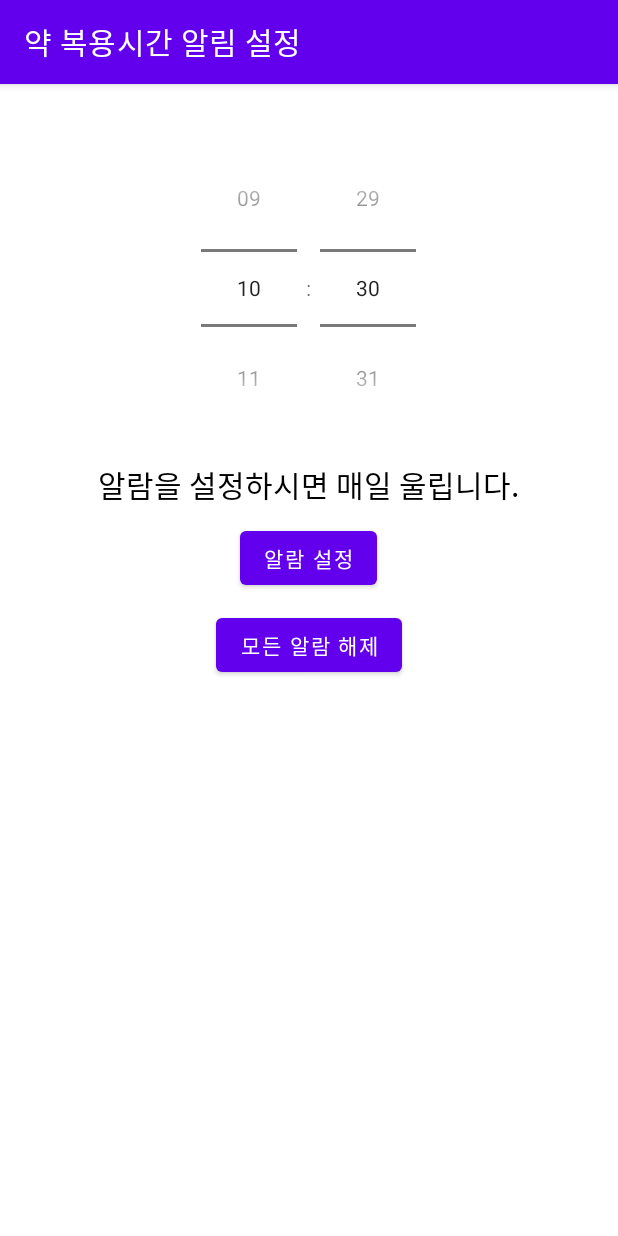
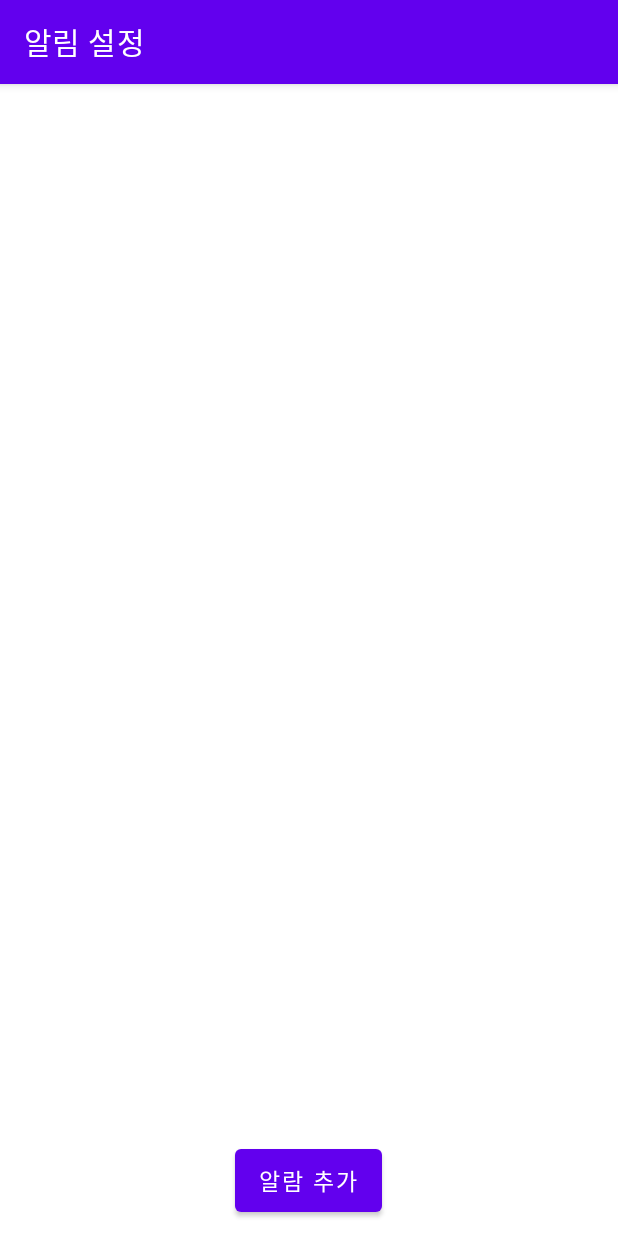
Before and after one commit to loonl/medi, an Android app: the AlarmActivity screen opened directly, with no data from a screen before it, on a phone screen of 412 x 824 dp. Run offline under Robolectric (Android 15) with nearby library versions, the phone set to English and light mode, and no system bars.

Commit message:
edit#5. alarm activity finish. almost finished project

```diff
--- a/app/src/main/java/com/example/medi/AlarmActivity.java
+++ b/app/src/main/java/com/example/medi/AlarmActivity.java
@@ -2,164 +2,76 @@ package com.example.medi;
 
 import android.app.AlarmManager;
 import android.app.PendingIntent;
+import android.app.TimePickerDialog;
 import android.content.ComponentName;
 import android.content.Context;
+import android.content.DialogInterface;
 import android.content.Intent;
 import android.content.SharedPreferences;
 import android.content.pm.PackageManager;
 import android.os.Build;
 import android.os.Bundle;
 import android.view.View;
+import android.widget.AdapterView;
 import android.widget.Button;
+import android.widget.ListView;
 import android.widget.Switch;
 import android.widget.TimePicker;
 import android.widget.Toast;
 
+import androidx.appcompat.app.AlertDialog;
 import androidx.appcompat.app.AppCompatActivity;
 
 import java.text.SimpleDateFormat;
+import java.util.ArrayList;
 import java.util.Calendar;
 import java.util.Date;
 import java.util.GregorianCalendar;
 import java.util.Locale;
 
 public class AlarmActivity extends AppCompatActivity {
-    private Button alarminitButton;
-    private Button alarmButton;
-    private Integer requestCode;
+    private ListView listviewAlarm;
+    private ListViewAdapter adapter;
+    private Button btnAlarmAdd;
 
     @Override
     protected void onCreate(Bundle savedInstanceState) {
         super.onCreate(savedInstanceState);
         setContentView(R.layout.activity_alarm);
+        setTitle("알림 설정");
 
-        final TimePicker picker = (TimePicker)findViewById(R.id.alarm_timepicker);
-        picker.setIs24HourView(true);
+        // 바인딩
+        ArrayList<ListViewItem> temp = m_PreferenceManager.getItemList(AlarmActivity.this, "key");
+        listviewAlarm = findViewById(R.id.listview_alarm);
+        adapter = new ListViewAdapter(temp);
+        listviewAlarm.setAdapter(adapter);
+        btnAlarmAdd = findViewById(R.id.btn_alarm_add);
 
-        setTitle("약 복용시간 알림 설정");
-
-        alarmButton = (Button)findViewById(R.id.alarm_button_set);
-        alarminitButton = (Button)findViewById(R.id.alarm_button_unset);
-        requestCode = m_PreferenceManager.getRequestCode(getApplicationContext());
-        //debug
-        //Toast.makeText(getApplicationContext(),"requestCode : " + requestCode, Toast.LENGTH_SHORT).show();
-
-        // 현재 시간으로 TimePicker 시간 초기화
-        Date currentTime = new Date(System.currentTimeMillis());
-        SimpleDateFormat HourFormat = new SimpleDateFormat("kk", Locale.getDefault());
-        SimpleDateFormat MinuteFormat = new SimpleDateFormat("mm", Locale.getDefault());
-
-
-        int pre_hour = Integer.parseInt(HourFormat.format(currentTime));
-        int pre_minute = Integer.parseInt(MinuteFormat.format(currentTime));
-
-        if (Build.VERSION.SDK_INT >= 23 ){
-            picker.setHour(pre_hour);
-            picker.setMinute(pre_minute);
-        }
-        else{
-            picker.setCurrentHour(pre_hour);
-            picker.setCurrentMinute(pre_minute);
-        }
-
-
-        // alarmButton onClick Handler
-        alarmButton.setOnClickListener(new View.OnClickListener() {
-            @Override
-            public void onClick(View arg0) {
-
-                int hour, hour_24, minute;
-                String am_pm;
-                if (Build.VERSION.SDK_INT >= 23 ){
-                    hour_24 = picker.getHour();
-                    minute = picker.getMinute();
-                }
-                else{
-                    hour_24 = picker.getCurrentHour();
-                    minute = picker.getCurrentMinute();
-                }
-                if(hour_24 > 12) {
-                    am_pm = "PM";
-                    hour = hour_24 - 12;
-                }
-                else
-                {
-                    hour = hour_24;
-                    am_pm="AM";
-                }
-
-                // 현재 지정된 시간으로 알람 시간 설정
-                Calendar calendar = Calendar.getInstance();
-                calendar.setTimeInMillis(System.currentTimeMillis());
-                calendar.set(Calendar.HOUR_OF_DAY, hour_24);
-                calendar.set(Calendar.MINUTE, minute);
-                calendar.set(Calendar.SECOND, 0);
-
-                // 이미 지난 시간을 지정했다면 다음날 같은 시간으로 설정
-                if (calendar.before(Calendar.getInstance())) {
-                    calendar.add(Calendar.DATE, 1);
-                }
-
-                Date currentDateTime = calendar.getTime();
-                String date_text = new SimpleDateFormat("yyyy년 MM월 dd일 a hh시 mm분 ", Locale.getDefault()).format(currentDateTime);
-                Toast.makeText(getApplicationContext(),date_text + "으로 알람이 설정되었습니다!", Toast.LENGTH_SHORT).show();
-
-                diaryNotification(calendar, requestCode);
-                requestCode++;
-            }
-
-        });
-
-        // alarminitButton onClick Handler
-        alarminitButton.setOnClickListener(new View.OnClickListener() {
+        // 버튼 클릭 이벤트
+        btnAlarmAdd.setOnClickListener(new View.OnClickListener() {
             @Override
             public void onClick(View view) {
-                AlarmManager alarmManager = (AlarmManager) getSystemService(Context.ALARM_SERVICE);
-                Intent alarmIntent = new Intent(getApplicationContext(), AlarmReceiver.class);
+                // timepickerdialog 띄워서 시간 설정 가능하게 해주기
+                TimePickerDialog timePickerDialog = new TimePickerDialog(AlarmActivity.this, android.R.style.Theme_Holo_Light_Dialog,
+                        new TimePickerDialog.OnTimeSetListener() {
+                            @Override
+                            public void onTimeSet(TimePicker view, int hourOfDay, int minute) {
+                                String hour, min;
+                                if (hourOfDay < 10)
+                                    hour = "0" + Integer.toString(hourOfDay);
+                                else
+                                    hour = Integer.toString(hourOfDay);
 
-                for (int i = 0; i < requestCode; i++) {
-                    PendingIntent pendingIntent = PendingIntent.getBroadcast(getApplicationContext(),
-                            i, alarmIntent, PendingIntent.FLAG_MUTABLE);
-                    alarmManager.cancel(pendingIntent);
-                }
-                requestCode = 0;
-                m_PreferenceManager.setRequestCode(getApplicationContext(), requestCode);
-                Toast.makeText(getApplicationContext(),"모든 알람이 해제되었습니다.", Toast.LENGTH_SHORT).show();
+                                if (minute < 10)
+                                    min = "0" + Integer.toString(minute);
+                                else
+                                    min = Integer.toString(minute);
 
+                                adapter.addItem(AlarmActivity.this, hour + " : " + min, false);
+                            }
+                        }, Calendar.getInstance().get(Calendar.HOUR_OF_DAY), Calendar.getInstance().get(Calendar.MINUTE), true);
+                timePickerDialog.show();
             }
         });
     }
-
-
-    void diaryNotification(Calendar calendar, Integer requestCode)
-    {
-        Boolean dailyNotify = true; // 무조건 알람을 사용
-
-        PackageManager pm = this.getPackageManager();
-        ComponentName receiver = new ComponentName(this, DeviceBootReceiver.class);
-        Intent alarmIntent = new Intent(this, AlarmReceiver.class);
-        PendingIntent pendingIntent = PendingIntent.getBroadcast(this, requestCode, alarmIntent, PendingIntent.FLAG_MUTABLE);
-        AlarmManager alarmManager = (AlarmManager) getSystemService(Context.ALARM_SERVICE);
-        m_PreferenceManager.setRequestCode(this, requestCode + 1);
-
-        // 사용자가 매일 알람을 허용했다면
-        if (dailyNotify) {
-            if (alarmManager != null) {
-
-                alarmManager.setRepeating(AlarmManager.RTC_WAKEUP, calendar.getTimeInMillis(),
-                        AlarmManager.INTERVAL_DAY, pendingIntent);
-
-                if (Build.VERSION.SDK_INT >= Build.VERSION_CODES.M) {
-                    alarmManager.setExactAndAllowWhileIdle(AlarmManager.RTC_WAKEUP, calendar.getTimeInMillis(), pendingIntent);
-                }
-            }
-
-            // 부팅 후 실행되는 리시버 사용가능하게 설정
-            pm.setComponentEnabledSetting(receiver,
-                    PackageManager.COMPONENT_ENABLED_STATE_ENABLED,
-                    PackageManager.DONT_KILL_APP);
-
-        }
-    }
-
 }
--- a/app/src/main/java/com/example/medi/m_PreferenceManager.java
+++ b/app/src/main/java/com/example/medi/m_PreferenceManager.java
@@ -21,6 +21,35 @@ public class m_PreferenceManager {
     }
 
     /**
+     * requestCode 저장
+     * @param context
+     * @param key
+     * @param value
+     */
+    public static void setRequestCode(Context context, String key, Integer value) {
+        SharedPreferences prefs = getPreferences(context);
+        SharedPreferences.Editor editor = prefs.edit();
+        editor.putInt(key, value);
+        editor.commit();
+    }
+
+
+    /**
+     * requestCode 값 로드
+     * @param context
+     * @param key
+     * @return
+     */
+    public static Integer getRequestCode(Context context, String key) {
+        SharedPreferences prefs = getPreferences(context);
+        Integer response = prefs.getInt(key, -1);
+        if (response.equals(-1))
+            return -1;
+        return response;
+    }
+
+
+    /**
      * SimpleDateFormat 저장
      * @param context
      * @param key
@@ -34,7 +63,6 @@ public class m_PreferenceManager {
         editor.putString(key, json);
         editor.commit();
     }
-
 
 
     /**
@@ -54,38 +82,6 @@ public class m_PreferenceManager {
         return value;
     }
 
-    /**
-     * RequestCode 저장
-     * @param context
-     * @param value
-     */
-    public static void setRequestCode(Context context, Integer value) {
-        String key = "requestCode";
-        SharedPreferences prefs = getPreferences(context);
-        SharedPreferences.Editor editor = prefs.edit();
-        Gson gson = new Gson();
-        String json = gson.toJson(value);
-        editor.putString(key, json);
-        editor.commit();
-    }
-
-    /**
-     * RequestCode 값 로드
-     * @param context
-     * @return
-     */
-    public static Integer getRequestCode(Context context) {
-        String key = "requestCode";
-        SharedPreferences prefs = getPreferences(context);
-        Gson gson = new Gson();
-        String response = prefs.getString(key, DEFAULT_VALUE_STRING);
-        if (response.equals(DEFAULT_VALUE_STRING))
-            return 0;
-        Type type = new TypeToken<Integer>(){}.getType();
-        Integer value = gson.fromJson(response, type);
-        return value;
-    }
-
 
     /**
      * StringArrayList 저장
@@ -101,6 +97,7 @@ public class m_PreferenceManager {
         editor.putString(key,json);
         editor.commit();
     }
+
 
     /**
      * StringArrayList 값 로드
@@ -120,6 +117,7 @@ public class m_PreferenceManager {
         return value;
     }
 
+
     /**
      * BoolArrayList 값 저장
      * @param context
@@ -135,6 +133,7 @@ public class m_PreferenceManager {
         editor.putString(key,json);
         editor.commit();
     }
+
 
     /**
      * BoolArrayList 값 로드
@@ -155,6 +154,42 @@ public class m_PreferenceManager {
     }
 
     /**
+     * ItemList 값 저장
+     * @param context
+     * @param key
+     * @param value
+     */
+
+    public static void setItemList(Context context, String key, ArrayList<ListViewItem> value) {
+        SharedPreferences prefs = getPreferences(context);
+        SharedPreferences.Editor editor = prefs.edit();
+        Gson gson = new Gson();
+        String json = gson.toJson(value);
+        editor.putString(key, json);
+        editor.commit();
+    }
+
+
+    /**
+     * ItemList 값 로드
+     * @param context
+     * @param key
+     * @return
+     */
+
+    public static ArrayList<ListViewItem> getItemList(Context context, String key) {
+        SharedPreferences prefs = getPreferences(context);
+        Gson gson = new Gson();
+        String response = prefs.getString(key, DEFAULT_VALUE_STRING);
+        if (response.equals(DEFAULT_VALUE_STRING))
+            return new ArrayList<ListViewItem>();
+        Type type = new TypeToken<ArrayList<ListViewItem>>(){}.getType();
+        ArrayList<ListViewItem> value = gson.fromJson(response, type);
+        return value;
+    }
+
+
+    /**
      * 키 값 삭제
      * @param context
      * @param key
@@ -166,6 +201,7 @@ public class m_PreferenceManager {
         edit.remove(key);
         edit.commit();
     }
+
 
     /**
      * 모든 저장 데이터 삭제
--- a/app/src/main/res/layout/activity_alarm.xml
+++ b/app/src/main/res/layout/activity_alarm.xml
@@ -1,5 +1,5 @@
 <?xml version="1.0" encoding="utf-8"?>
-<RelativeLayout xmlns:android="http://schemas.android.com/apk/res/android"
+<LinearLayout xmlns:android="http://schemas.android.com/apk/res/android"
     xmlns:app="http://schemas.android.com/apk/res-auto"
     xmlns:tools="http://schemas.android.com/tools"
     android:layout_width="match_parent"
@@ -7,46 +7,35 @@
     android:orientation="vertical"
     tools:context=".MainActivity">
 
-    <TimePicker
-        android:id="@+id/alarm_timepicker"
-        android:layout_width="wrap_content"
-        android:layout_height="wrap_content"
-        android:layout_alignParentTop="true"
-        android:layout_centerHorizontal="true"
-        android:layout_marginTop="30dp"
-        android:layout_marginLeft="8dp"
-        android:layout_marginRight="8dp"
-        android:timePickerMode="spinner" />
+    <ScrollView
+        android:layout_width="match_parent"
+        android:layout_height="0dp"
+        android:layout_weight="13"
+        android:fillViewport="true">
 
-    <TextView
-        android:layout_width="wrap_content"
-        android:layout_height="wrap_content"
-        android:id="@+id/alarm_text_dummy"
-        android:textSize="20sp"
-        android:textColor="@color/black"
-        android:layout_marginTop="10dp"
-        android:text="알람을 설정하시면 매일 울립니다."
-        android:layout_centerHorizontal="true"
-        android:layout_below="@id/alarm_timepicker"
-        />
+        <LinearLayout
+            android:id="@+id/layout_alarm_listview"
+            android:layout_width="match_parent"
+            android:layout_height="match_parent"
+            android:orientation="vertical">
+
+            <ListView
+                android:id="@+id/listview_alarm"
+                android:layout_width="match_parent"
+                android:layout_height="match_parent"
+                android:choiceMode="multipleChoice" />
+        </LinearLayout>
+    </ScrollView>
 
     <Button
-        android:id="@+id/alarm_button_set"
+        android:id="@+id/btn_alarm_add"
         android:layout_width="wrap_content"
-        android:layout_height="wrap_content"
+        android:layout_height="0dp"
+        android:layout_gravity="center"
         android:layout_marginTop="10dp"
-        android:text="알람 설정"
-        android:layout_centerHorizontal="true"
-        android:layout_below="@id/alarm_text_dummy"
-        />
+        android:layout_marginBottom="10dp"
+        android:layout_weight="1"
+        android:text="알람 추가"
+        android:textSize="15sp" />
 
-    <Button
-        android:id="@+id/alarm_button_unset"
-        android:layout_width="wrap_content"
-        android:layout_height="wrap_content"
-        android:layout_marginTop="10dp"
-        android:layout_centerHorizontal="true"
-        android:layout_below="@id/alarm_button_set"
-        android:text="모든 알람 해제" />
-
-</RelativeLayout>
+</LinearLayout>
--- a/app/src/main/res/layout/nav_header_main.xml
+++ b/app/src/main/res/layout/nav_header_main.xml
@@ -24,7 +24,7 @@
         android:layout_width="match_parent"
         android:layout_height="wrap_content"
         android:paddingTop="10dp"
-        android:text="메뉴"
+        android:text="이름 말해주세요"
         android:textSize="30sp"
         android:textAppearance="@style/TextAppearance.AppCompat.Body1" />
 </LinearLayout>
```
Also changed, not shown: app/src/main/java/com/example/medi/ListViewAdapter.java (added, +202 -0 lines), app/src/main/java/com/example/medi/ListViewItem.java (added, +18 -0 lines), app/src/main/res/layout/listview_item.xml (added, +29 -0 lines).
